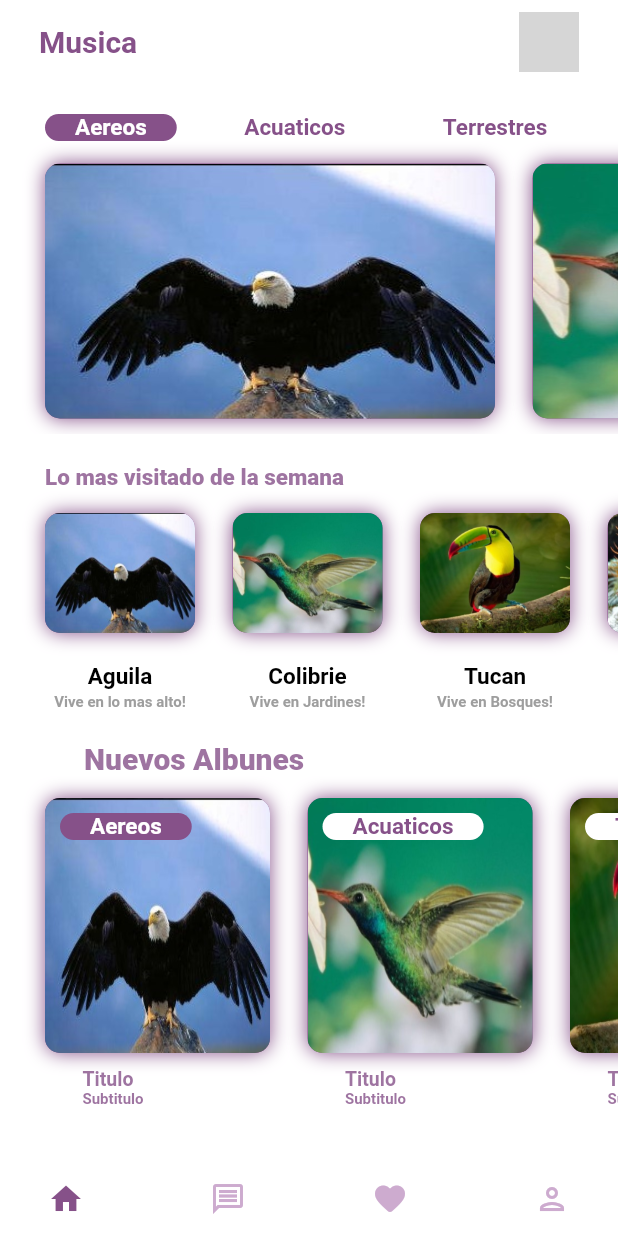
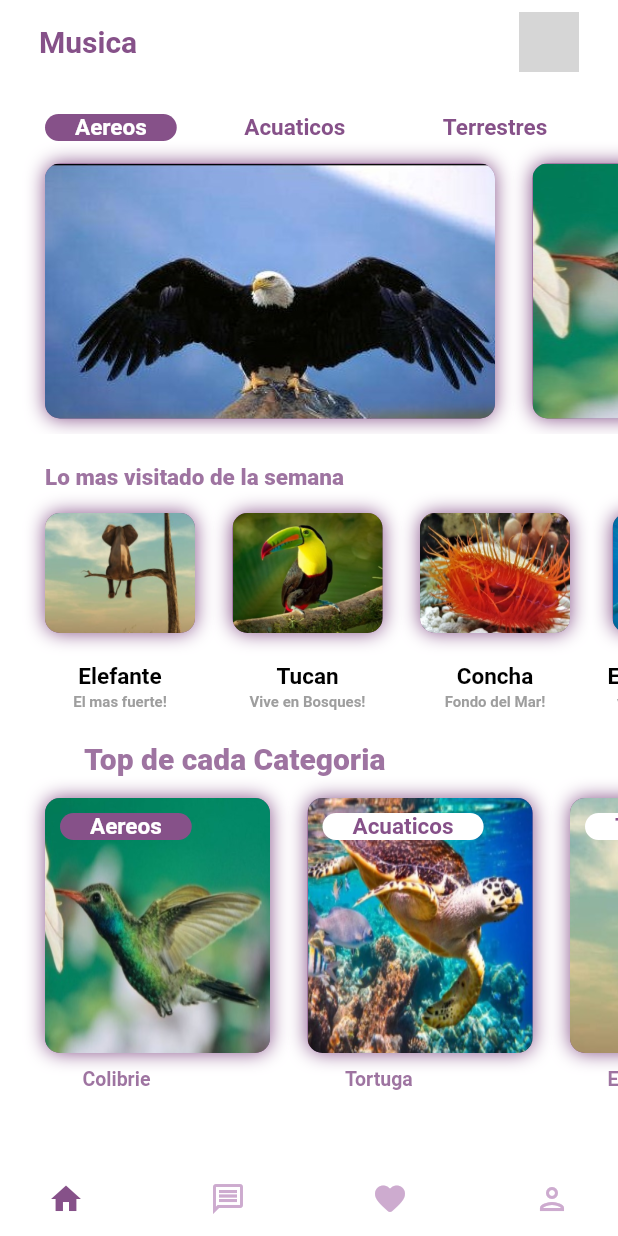
Before and after one commit to Jonathan684-cloud/Actividad2-ETPS2y3, a Flutter app: the screen it shows after launch, on a phone screen of 412 x 824 dp. Run offline on Flutter 3.47's test engine with Material 2 defaults, Android fonts, the phone set to English and light mode, and no system bars; network calls fail; grey boxes are pictures that could not be loaded.

Commit message:
Ultimo cambio

```diff
--- a/lib/helpers/data.dart
+++ b/lib/helpers/data.dart
@@ -16,7 +16,13 @@ const List descripcion = [
   "Géneros",
   "Lo ultimo"
 ];
-
+const List top = [
+  {"img": "assets/images/colibrie.jpg", "title": "Colibrie"},
+  {"img": "assets/images/tortuga.jpg", "title": "Tortuga"},
+  {"img": "assets/images/elefante.jpg", "title": "Elefante"},
+  {"img": "assets/images/murcielago.jpg", "title": "Murcielago"},
+  {"img": "assets/images/perro.jpg", "title": "Perro"},
+];
 const List cat_Aereos = [
   {
     "img": "assets/images/aguila.jpg",
@@ -76,7 +82,7 @@ const List cat_Acuaticos = [
   },
   {
     "img": "assets/images/tortuga.jpg",
-    "title": "Concha",
+    "title": "Tortuga",
     "description": "Fondo del Mar!",
     "categoria:": "marino",
     "habitat": [
@@ -133,7 +139,7 @@ const List cat_Nocturnos = [
   },
   {
     "img": "assets/images/murcielago.jpg",
-    "title": "Mapache",
+    "title": "Murcielago",
     "description": "Animal con antifas!",
     "categoria:": "nocturno",
     "habitat": [
@@ -190,25 +196,13 @@ const List cat_Domesticos = [
 
 const List categorias_animales = [
   {
-    "img": "assets/images/aguila.jpg",
-    "title": "Aguila",
-    "description": "Vive en lo mas alto!",
-    "categoria:": "aereo",
+    "img": "assets/images/elefante.jpg",
+    "title": "Elefante",
+    "description": "El mas fuerte!",
+    "categoria:": "terrestre",
     "habitat": [
-      {"title": "Europa", "Lugar": "Montañas"},
-      {"title": "Asia", "Lugar": "Montañas"},
-      {"title": "Africa", "Lugar": "Montañas"}
-    ]
-  },
-  {
-    "img": "assets/images/colibrie.jpg",
-    "title": "Colibrie",
-    "description": "Vive en Jardines!",
-    "categoria:": "aereo",
-    "habitat": [
-      {"title": "Europa", "Lugar": "Jardines"},
-      {"title": "Asia", "Lugar": "Bosques"},
-      {"title": "Africa", "Lugar": "Arboles"}
+      {"title": "Savana", "Lugar": "Africa"},
+      {"title": "Salvaje", "Lugar": "Grande"}
     ]
   },
   {
@@ -252,6 +246,28 @@ const List categorias_animales = [
       {"title": "Pacifico", "Lugar": "Mar"}
     ]
   },
+  {
+    "img": "assets/images/aguila.jpg",
+    "title": "Aguila",
+    "description": "Vive en lo mas alto!",
+    "categoria:": "aereo",
+    "habitat": [
+      {"title": "Europa", "Lugar": "Montañas"},
+      {"title": "Asia", "Lugar": "Montañas"},
+      {"title": "Africa", "Lugar": "Montañas"}
+    ]
+  },
+  {
+    "img": "assets/images/colibrie.jpg",
+    "title": "Colibrie",
+    "description": "Vive en Jardines!",
+    "categoria:": "aereo",
+    "habitat": [
+      {"title": "Europa", "Lugar": "Jardines"},
+      {"title": "Asia", "Lugar": "Bosques"},
+      {"title": "Africa", "Lugar": "Arboles"}
+    ]
+  },
   //categoria terrestres
   {
     "img": "assets/images/leon.jpg",
@@ -273,16 +289,7 @@ const List categorias_animales = [
       {"title": "Tropicales", "Lugar": "Feroz"}
     ]
   },
-  {
-    "img": "assets/images/elefante.jpg",
-    "title": "Elefante",
-    "description": "El mas fuerte!",
-    "categoria:": "terrestre",
-    "habitat": [
-      {"title": "Savana", "Lugar": "Africa"},
-      {"title": "Salvaje", "Lugar": "Grande"}
-    ]
-  },
+
   //Nocturno
   {
     "img": "assets/images/mapache.jpg",
--- a/lib/pages/InicioPage.dart
+++ b/lib/pages/InicioPage.dart
@@ -185,7 +185,12 @@ class _InicioPageState extends State<InicioPage> {
                         padding: const EdgeInsets.only(
                             right: 15, top: 15, bottom: 10, left: 10),
                         child: GestureDetector(
-                          onTap: () {},
+                          onTap: () {
+                            Navigator.push(
+                                context,
+                                MaterialPageRoute(
+                                    builder: (context) => Descripcion()));
+                          },
                           child: Column(
                             crossAxisAlignment: CrossAxisAlignment.center,
                             children: [
@@ -243,7 +248,7 @@ class _InicioPageState extends State<InicioPage> {
                 margin: EdgeInsets.only(top: 10),
                 alignment: Alignment.topLeft,
                 child: Text.rich(TextSpan(
-                    text: "Nuevos Albunes",
+                    text: "Top de cada Categoria",
                     style: TextStyle(
                         fontSize: 20,
                         color: const Color.fromRGBO(134, 81, 137, 0.8),
@@ -256,12 +261,17 @@ class _InicioPageState extends State<InicioPage> {
                   child: Padding(
                     padding: const EdgeInsets.only(left: 20),
                     child: Row(
-                      children: List.generate(song_type_1.length, (index) {
+                      children: List.generate(top.length, (index) {
                         return Padding(
                           padding: const EdgeInsets.only(
                               right: 15, top: 15, bottom: 10, left: 10),
                           child: GestureDetector(
-                            onTap: () {},
+                            onTap: () {
+                              Navigator.push(
+                                  context,
+                                  MaterialPageRoute(
+                                      builder: (context) => Descripcion()));
+                            },
                             child: Column(
                               crossAxisAlignment: CrossAxisAlignment.center,
                               children: [
@@ -271,9 +281,7 @@ class _InicioPageState extends State<InicioPage> {
                                   decoration: BoxDecoration(
                                       image: DecorationImage(
                                           fit: BoxFit.fill,
-                                          image: AssetImage(
-                                              categorias_animales[index]
-                                                  ['img'])),
+                                          image: AssetImage(top[index]['img'])),
                                       color: Color.fromRGBO(134, 81, 137, 1),
                                       boxShadow: [
                                         BoxShadow(
@@ -335,7 +343,7 @@ class _InicioPageState extends State<InicioPage> {
                                         CrossAxisAlignment.start,
                                     children: [
                                       Text(
-                                        "Titulo",
+                                        top[index]['title'],
                                         textAlign: TextAlign.start,
                                         style: TextStyle(
                                           fontSize: 13,
@@ -344,16 +352,6 @@ class _InicioPageState extends State<InicioPage> {
                                           fontWeight: FontWeight.bold,
                                         ),
                                       ),
-                                      Text(
-                                        "Subtitulo",
-                                        textAlign: TextAlign.start,
-                                        style: TextStyle(
-                                          fontSize: 10,
-                                          color:
-                                              Color.fromRGBO(134, 81, 137, 0.8),
-                                          fontWeight: FontWeight.bold,
-                                        ),
-                                      )
                                     ],
                                   ),
                                 )
```
Also changed, not shown: lib/pages/descripcion.dart (+22 -13 lines).
